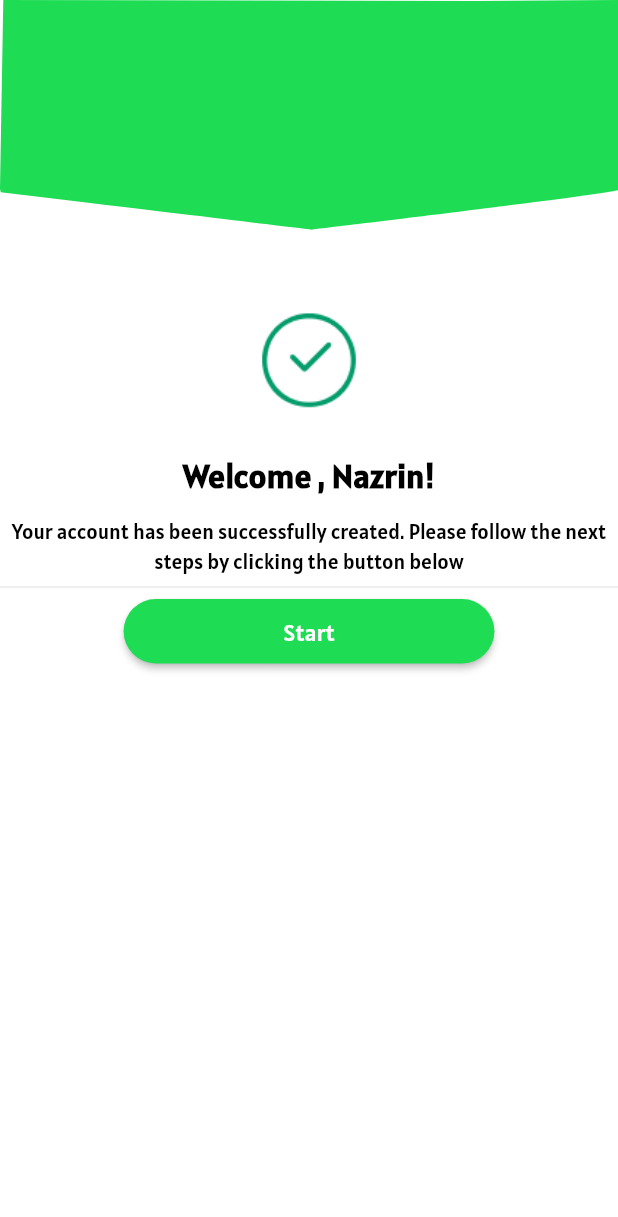
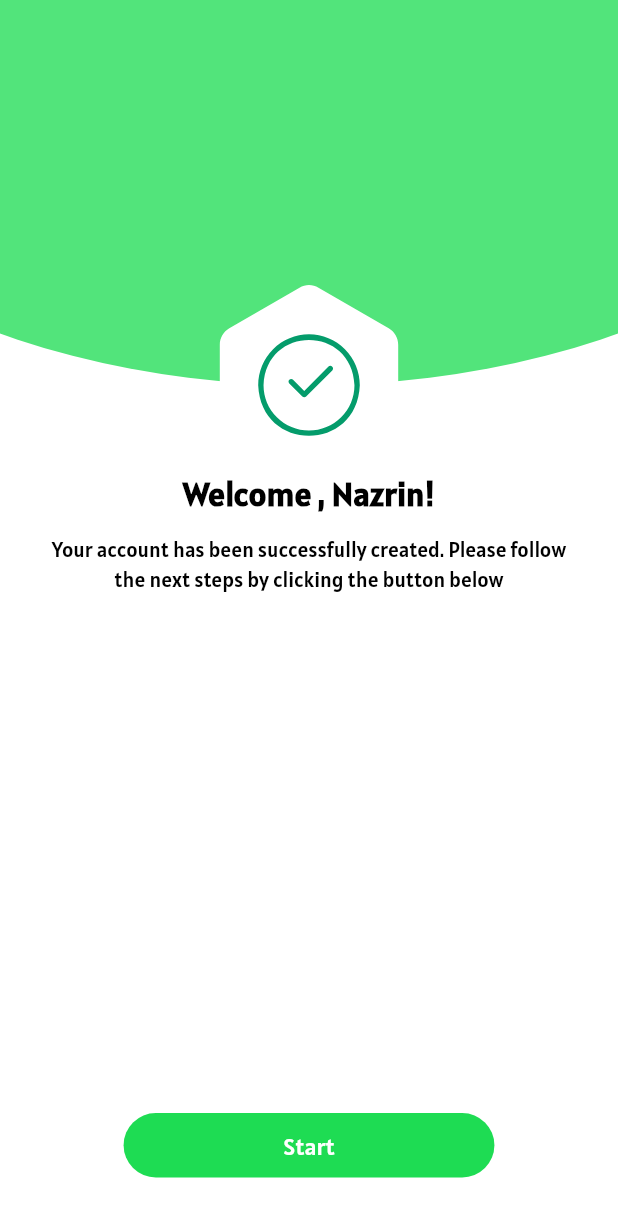
Before and after one commit to PattonSayd/FitCoachaz-collab, a Flutter app: the CongratulationScreen screen opened by its route, on a phone screen of 412 x 824 dp. Shown: the top 1217 px of the screen. Run offline on Flutter 3.47's test engine with Material 2 defaults, Android fonts, the phone set to English and light mode, and no system bars; our stand-ins replace bloc, carousel_slider, chewie, cloud_firestore, connectivity_plus, equatable and 11 more; accounts and stored records are empty; generated files the repository leaves out were written again.

Commit message:
adding servisec

```diff
--- a/lib/app/app.dart
+++ b/lib/app/app.dart
@@ -37,7 +37,7 @@ class App extends StatelessWidget {
               GlobalWidgetsLocalizations.delegate,
               GlobalCupertinoLocalizations.delegate,
             ],
-            initialRoute: AppRoutesName.congratulation,
+            initialRoute: AppRoutesName.welcome,
             routes: AppRoutes.routes,
             // onGenerateRoute: AppRoutes.onGenerateRoute,
           );
--- a/lib/app/resources/app_assets.dart
+++ b/lib/app/resources/app_assets.dart
@@ -9,12 +9,12 @@ class AppAssets {
   static String accountScreen = '$baseImagePath/background.png';
   static String rectangle = '$baseImagePath/rectangle.png';
 
-
   static String profilePhoto = '$baseImagePath/profilePhoto.png';
   static String slideBackground = '$baseImagePath/slideBackground.png';
   static String crossfit = '$baseImagePath/crossfit.jpg';
   static String bodybuild = '$baseImagePath/bodybuild.jpg';
   static String advertising = '$baseImagePath/advertising.png';
+  static String congrlogo = '$baseImagePath/congrlogo.svg';
 
   static String homeTab = '$baseIconPath/homeTab.svg';
   static String bookmarkTab = '$baseIconPath/bookmarkTab.svg';
--- a/lib/app/screen_factory.dart/screen_factory.dart
+++ b/lib/app/screen_factory.dart/screen_factory.dart
@@ -1,5 +1,6 @@
 import 'package:fitcoachaz/service_locator.dart';
 import 'package:fitcoachaz/ui/bloc/account_name/account_name_bloc.dart';
+import 'package:fitcoachaz/ui/bloc/congratulation/congratulation_bloc.dart';
 import 'package:fitcoachaz/ui/bloc/otp/otp_bloc.dart';
 import 'package:fitcoachaz/ui/formz/phone_field/phone_field_bloc.dart';
 import 'package:flutter/material.dart';
@@ -69,7 +70,10 @@ class ScreenFactory {
   }
 
   static Widget assembleCongratulation() {
-    return const CongratulationScreen();
+    return BlocProvider<CongratulationBloc>(
+      create: (context) => locator.congrBloc,
+      child: const CongratulationScreen(),
+    );
   }
 
   static Widget assembleSubscribe() {
--- a/lib/ui/bloc/register/register_bloc.dart
+++ b/lib/ui/bloc/register/register_bloc.dart
@@ -42,20 +42,16 @@ class RegisterBloc extends Bloc<RegisterEvent, RegisterState> {
 
     if (result.shouldResend) {
       emit(const RegisterStateLoading());
-
       try {
         await _repository.verifyPhoneNumber(
           phoneNumber: event.number,
-
           verificationCompleted: (PhoneAuthCredential credential) {
             add(OnPhoneAuthVerificationCompleteEvent(credential: credential));
           },
-
           verificationFailed: (FirebaseAuthException e) {
             logger.d(e.message, e.code, e.stackTrace);
             add(OnPhoneAuthErrorEvent(error: e.code));
           },
-
           codeSent: (String verificationId, int? resendToken) async {
             _verificationId = verificationId;
             _resendToken = resendToken;
@@ -64,7 +60,6 @@ class RegisterBloc extends Bloc<RegisterEvent, RegisterState> {
             add(OnPhoneOTPSentEvent(
                 verificationId: _verificationId, token: _resendToken));
           },
-          // forceResendingToken: _resendToken,
           codeAutoRetrievalTimeout: (String verificationId) {
             logger.w(verificationId);
           },
--- a/lib/ui/screens/congratulation/congratulation_screen.dart
+++ b/lib/ui/screens/congratulation/congratulation_screen.dart
@@ -1,8 +1,11 @@
+import 'dart:math';
+
 import 'package:fitcoachaz/app/extension/build_context.dart';
 import 'package:fitcoachaz/app/resources/app_assets.dart';
 import 'package:fitcoachaz/ui/widgets/global_start_button.dart';
 import 'package:flutter/material.dart';
 import 'package:flutter_screenutil/flutter_screenutil.dart';
+import 'package:flutter_svg/flutter_svg.dart';
 
 import '../../../app/router/app_routes.dart';
 import '../../style/app_text_style.dart';
@@ -16,29 +19,43 @@ class CongratulationScreen extends StatelessWidget {
     return SafeArea(
       top: false,
       child: Scaffold(
-            body: Column(children: [
+        body: Column(
+          children: [
+            Stack(
+              clipBehavior: Clip.none,
+              children: [
                 CustomPaint(
-            size: Size(390.w, (390.w * 2.164102564102564).toDouble()),
-            painter: RPSCustomPainter(),
-            child: Column(
-              children: [
-                SizedBox(height: 181.h),
-                Image.asset(
-                  AppAssets.rectangle,
+                  size: Size(double.infinity, 263.h),
+                  painter: _CurvePainter(),
+                ),
+                Positioned(
+                  left: context.deviceWidth / 2 - 130.w / 2,
+                  bottom: -130.w / 2,
+                  child: SvgPicture.asset(
+                    AppAssets.congrlogo,
                     width: 130.w,
-                  height: 130.h,
                   ),
-                Text(
+                ),
+              ],
+            ),
+            SizedBox(height: 60.h),
+            Padding(
+              padding: const EdgeInsets.symmetric(horizontal: 24),
+              child: Text(
                 "${context.localizations.welcomeMessage} , Nazrin!",
                 style: AppTextStyle.user,
               ),
+            ),
             SizedBox(height: 12.h),
-                Text(
+            Padding(
+              padding: const EdgeInsets.symmetric(horizontal: 24),
+              child: Text(
                 context.localizations.welcomeUserMessage,
                 textAlign: TextAlign.center,
                 style: AppTextStyle.welcomeUserText,
               ),
-                const Divider(),
+            ),
+            const Spacer(),
             GlobalStartButton(
                 text: context.localizations.startButtom,
                 style: AppTextStyle.startButton,
@@ -46,46 +63,28 @@ class CongratulationScreen extends StatelessWidget {
                   Navigator.pushNamedAndRemoveUntil(
                       context, AppRoutesName.main, (route) => false);
                 }),
-                SizedBox(height: 50.h),
+            SizedBox(height: 40.h),
           ],
         ),
       ),
-        ])));
+    );
   }
 }
 
-class RPSCustomPainter extends CustomPainter {
+class _CurvePainter extends CustomPainter {
   @override
   void paint(Canvas canvas, Size size) {
-    Paint paint0 = Paint()
-      ..color = AppColors.lightGreen
-      ..style = PaintingStyle.fill
-      ..strokeWidth = 1;
+    final paint = Paint()
+      ..color = AppColors.lightGreen77
+      ..style = PaintingStyle.fill;
 
-    Path path0 = Path();
-    path0.moveTo(0, size.height * 0.2562322);
-    path0.lineTo(size.width * 0.0011795, size.height * 0.2608175);
-    path0.quadraticBezierTo(size.width * 0.5030769, size.height * 0.3112559,
-        size.width * 0.5052308, size.height * 0.3117062);
-    path0.cubicTo(
-        size.width * 0.5100256,
-        size.height * 0.3113152,
-        size.width * 1.0076154,
-        size.height * 0.2614692,
-        size.width,
-        size.height * 0.2578673);
-    path0.quadraticBezierTo(
-        size.width * 1.0054615, size.height * 0.1936137, size.width, 0);
-    path0.lineTo(size.width * 0.7706154, size.height * 0.0013033);
-    path0.lineTo(size.width * 0.0053333, 0);
-    path0.lineTo(0, size.height * 0.2562322);
-    path0.close();
-
-    canvas.drawPath(path0, paint0);
+    final rect =
+        Rect.fromLTWH(-size.width / 2, -263.h, size.width * 2, size.height * 2);
+    canvas.drawArc(rect, pi, 2 * pi, true, paint);
   }
 
   @override
-  bool shouldRepaint(covariant CustomPainter oldDelegate) {
-    return true;
+  bool shouldRepaint(CustomPainter oldDelegate) {
+    return false;
   }
 }
--- a/lib/ui/widgets/global_start_button.dart
+++ b/lib/ui/widgets/global_start_button.dart
@@ -16,7 +16,7 @@ class GlobalStartButton extends StatelessWidget {
   @override
   Widget build(BuildContext context) {
     return Container(
-      constraints:  BoxConstraints(
+      constraints: BoxConstraints(
         minWidth: 100.w,
         maxWidth: 234.w,
         maxHeight: 44.h,
@@ -26,6 +26,7 @@ class GlobalStartButton extends StatelessWidget {
       height: 44.h,
       child: ElevatedButton(
         style: ElevatedButton.styleFrom(
+          elevation: 0,
           backgroundColor: AppColors.lightGreen,
           padding:
               const EdgeInsets.only(top: 12, left: 32, right: 32, bottom: 12).r,
```
Also changed, not shown: lib/data/models/user_details.dart (added, +31 -0 lines), lib/data/repositories/register_repo_imp.dart (added, +87 -0 lines), lib/data/services/firestore_service.dart (added, +28 -0 lines), lib/domain/repositories/congratulation/congratulation_repository.dart (added, +27 -0 lines), lib/domain/repositories/register/register_repository.dart (+8 -69 lines), lib/main.dart (+12 -0 lines), lib/service_locator.dart (+19 -9 lines), lib/ui/bloc/congratulation/congratulation_bloc.dart (added, +18 -0 lines), lib/ui/bloc/congratulation/congratulation_event.dart (added, +8 -0 lines), lib/ui/bloc/congratulation/congratulation_state.dart (added, +10 -0 lines), assets/images/congrlogo.svg (added), lib/data/services/firebase_auth_service.dart (added). Lines whose indentation alone changed are shown as unchanged.
